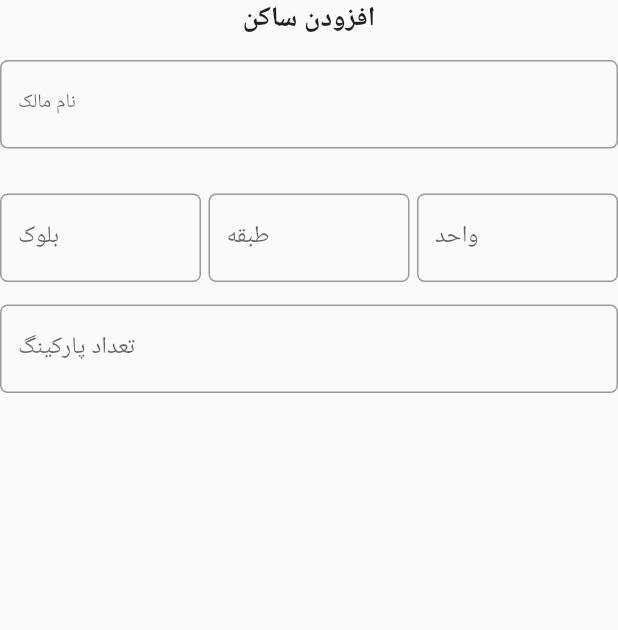
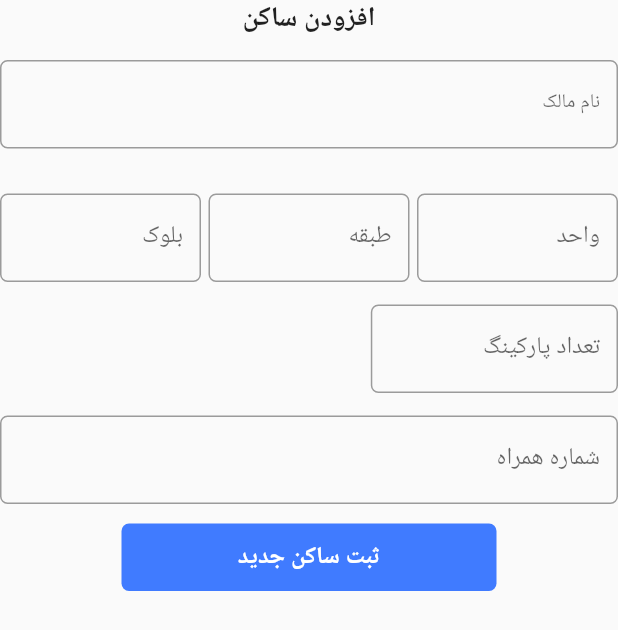
Before and after one commit to RexGod/build_mate, a Flutter app: the ResidenceForm widget shown alone on an empty page, opened directly, on a phone screen of 412 x 824 dp. Shown: the top 630 px of the screen. Run offline on Flutter 3.47's test engine with Material 2 defaults, Android fonts, the phone set to English and light mode, and no system bars; our stand-ins replace ionicons, supabase; accounts and stored records are empty.

Commit message:
complete the ui of Unit page

```diff
--- a/lib/Screens/Unit.dart
+++ b/lib/Screens/Unit.dart
@@ -3,13 +3,14 @@ import '../Widgets/Residence.dart';
 import '../Widgets/ResidenceForm.dart';
 
 class Unit extends StatelessWidget {
-  const Unit({super.key});
+  const Unit({Key? key}) : super(key: key);
 
   @override
   Widget build(BuildContext context) {
     return Scaffold(
       body: SafeArea(
-        child: Column(children: [
+        child: Column(
+          children: [
             Row(
               crossAxisAlignment: CrossAxisAlignment.center,
               children: [
@@ -17,7 +18,8 @@ class Unit extends StatelessWidget {
                   onPressed: () {
                     Navigator.of(context).pop();
                   },
-                  icon: const Icon(Icons.arrow_back)),
+                  icon: const Icon(Icons.arrow_back),
+                ),
                 const SizedBox(
                   width: 100,
                 ),
@@ -32,18 +34,18 @@ class Unit extends StatelessWidget {
                 ),
               ],
             ),
-          SizedBox(
+            const SizedBox(
               height: 30,
             ),
-          Expanded(child: ResidenceList()),
-
-          //BottomNavigationBar(items: )
-        ]),
+            Expanded(
+              child: ResidenceList(),
+            ),
+          ],
+        ),
       ),
       floatingActionButton: FloatingActionButton(
         onPressed: () {
           showModalBottomSheet(
-              //shape: Border(left: BorderSide(width: 5)),
             shape: const RoundedRectangleBorder(
               borderRadius: BorderRadius.only(
                 topLeft: Radius.circular(25),
@@ -51,14 +53,22 @@ class Unit extends StatelessWidget {
               ),
             ),
             context: context,
+            isScrollControlled: true,
             builder: (BuildContext context) {
+              final screenHeight = MediaQuery.of(context).size.height;
+              final height = screenHeight * 0.8;
+
               return Container(
-                    height: MediaQuery.of(context).size.height * 0.6,
-                    margin: EdgeInsets.all(15),
-                    child: ResidenceForm());
-              });
+                height: height,
+                margin: const EdgeInsets.all(15),
+                child: const SingleChildScrollView(
+                  child: ResidenceForm(),
+                ),
+              );
             },
-        child: Icon(Icons.add),
+          );
+        },
+        child: const Icon(Icons.add),
       ),
     );
   }
--- a/lib/Widgets/ResidenceForm.dart
+++ b/lib/Widgets/ResidenceForm.dart
@@ -1,13 +1,14 @@
 import 'package:flutter/material.dart';
 
 class ResidenceForm extends StatelessWidget {
-  const ResidenceForm({super.key});
+  const ResidenceForm({Key? key}) : super(key: key);
 
   @override
   Widget build(BuildContext context) {
     return SingleChildScrollView(
       child: Container(
-        height: MediaQuery.of(context).size.height * 0.7,
+        child: Directionality(
+          textDirection: TextDirection.rtl,
           child: Column(
             mainAxisAlignment: MainAxisAlignment.spaceAround,
             children: [
@@ -19,10 +20,10 @@ class ResidenceForm extends StatelessWidget {
                 height: 15,
               ),
               TextFormField(
+                keyboardType: TextInputType.name,
                 decoration: const InputDecoration(
                     border: OutlineInputBorder(
-                      borderSide:
-                          BorderSide(strokeAlign: BorderSide.strokeAlignCenter),
+                        borderSide: BorderSide(width: 1.0),
                         borderRadius: BorderRadius.all(Radius.circular(5))),
                     labelText: 'نام مالک',
                     labelStyle: TextStyle(fontSize: 13)),
@@ -36,54 +37,95 @@ class ResidenceForm extends StatelessWidget {
                 children: [
                   Expanded(
                     child: TextFormField(
+                      keyboardType: TextInputType.number,
                       decoration: const InputDecoration(
                         border: OutlineInputBorder(
-                        borderSide: BorderSide(
-                            strokeAlign: BorderSide.strokeAlignOutside),
+                            borderSide: BorderSide(width: 1.0),
                             borderRadius: BorderRadius.all(Radius.circular(5))),
                         labelText: 'واحد',
                       ),
-                )),
-                SizedBox(
+                    ),
+                  ),
+                  const SizedBox(
                     width: 5,
                   ),
                   Expanded(
                     child: TextFormField(
+                      keyboardType: TextInputType.text,
                       decoration: const InputDecoration(
                         border: OutlineInputBorder(
-                        borderSide: BorderSide(
-                            strokeAlign: BorderSide.strokeAlignOutside),
+                            borderSide: BorderSide(width: 1.0),
                             borderRadius: BorderRadius.all(Radius.circular(5))),
                         labelText: 'طبقه',
                       ),
-                )),
-                SizedBox(
+                    ),
+                  ),
+                  const SizedBox(
                     width: 5,
                   ),
                   Expanded(
                     child: TextFormField(
+                      keyboardType: TextInputType.text,
                       decoration: const InputDecoration(
                         border: OutlineInputBorder(
-                        borderSide: BorderSide(
-                            strokeAlign: BorderSide.strokeAlignOutside),
+                            borderSide: BorderSide(width: 1.0),
                             borderRadius: BorderRadius.all(Radius.circular(5))),
                         labelText: 'بلوک',
+                      ),
+                    ),
+                  ),
+                ],
+              ),
+              const SizedBox(height: 15),
+              Row(
+                  textDirection: TextDirection.rtl,
+                  mainAxisAlignment: MainAxisAlignment.spaceBetween,
+                  children: [
+                    Container(
+                      width: MediaQuery.of(context).size.width *
+                          0.4, // Set the desired width
+                      child: TextFormField(
+                        keyboardType: TextInputType.number,
+                        decoration: const InputDecoration(
+                          border: OutlineInputBorder(
+                            borderSide: BorderSide(width: 1.0),
+                            borderRadius: BorderRadius.all(Radius.circular(5)),
+                          ),
+                          labelText: 'تعداد پارکینگ',
+                        ),
+                      ),
+                    ),
+                  ]),
+              const SizedBox(height: 15),
+              TextFormField(
+                keyboardType: TextInputType.number,
+                decoration: const InputDecoration(
+                    border: OutlineInputBorder(
+                        borderSide: BorderSide(width: 1.0),
+                        borderRadius: BorderRadius.all(Radius.circular(5))),
+                    labelText: 'شماره همراه',
+                    labelStyle: TextStyle()),
+              ),
+              const SizedBox(height: 5),
+              TextButton(
+                  onPressed: () {},
+                  child: Container(
+                    height: 45,
+                    width: 250,
+                    decoration: const BoxDecoration(
+                        color: Color(0xff407bff),
+                        borderRadius: BorderRadius.all(Radius.circular(5))),
+                    alignment: Alignment.center,
+                    child: const Text(
+                      'ثبت ساکن جدید',
+                      style: TextStyle(
+                          color: Colors.white,
+                          fontWeight: FontWeight.bold,
+                          fontSize: 16),
                     ),
                   ))
             ],
           ),
-            SizedBox(height: 15),
-            Expanded(
-                child: TextFormField(
-              decoration: const InputDecoration(
-                border: OutlineInputBorder(
-                    borderSide:
-                        BorderSide(strokeAlign: BorderSide.strokeAlignOutside),
-                    borderRadius: BorderRadius.all(Radius.circular(5))),
-                labelText: 'تعداد پارکینگ',
-              ),
-            )),
-          ],
         ),
       ),
     );
```
Lines whose indentation alone changed are shown as unchanged.
